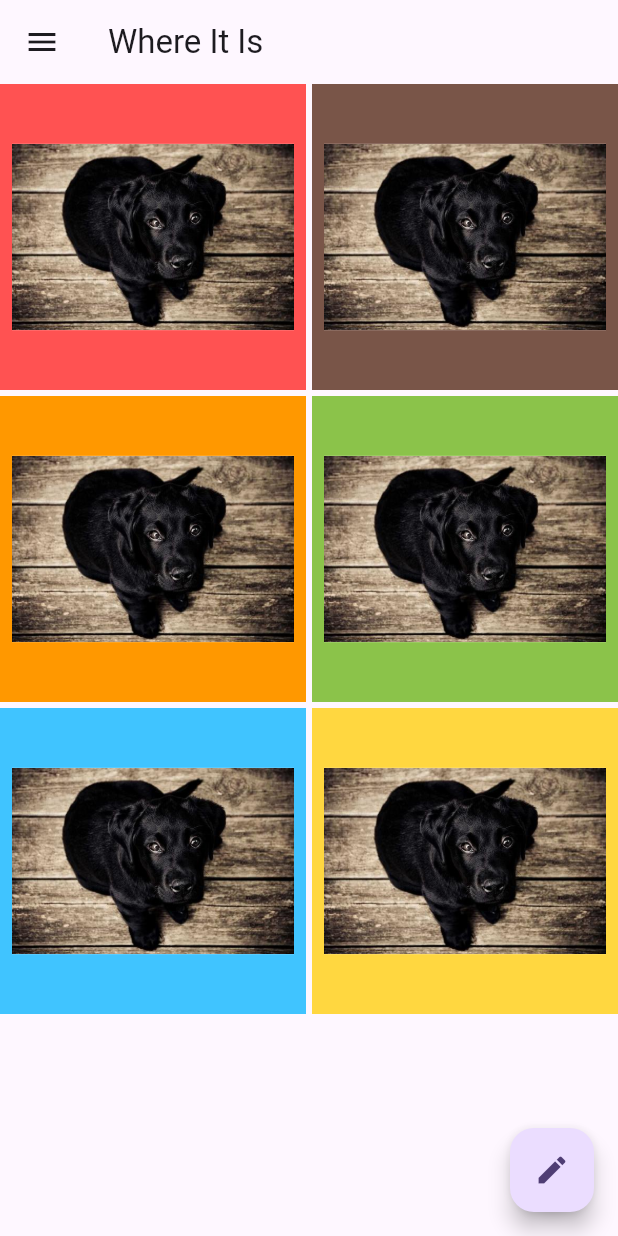
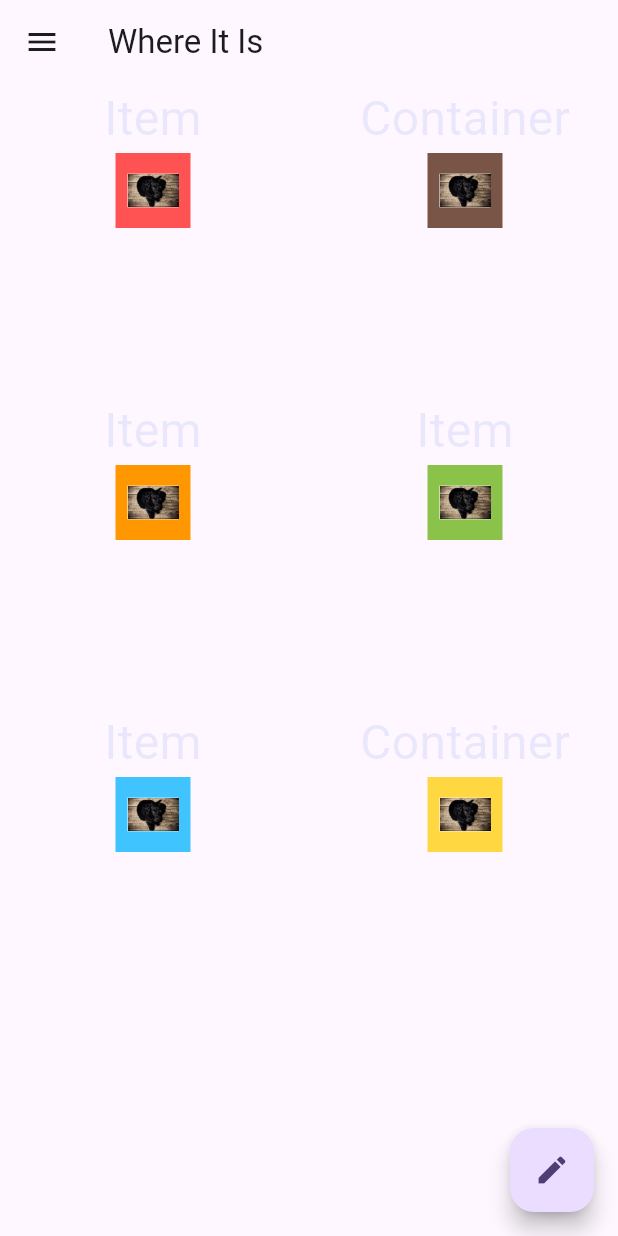
Before and after one commit to ftwr42/where_is_it_frontend, a Flutter app: the TransitionExample screen opened by its route, after a tap on "BACK", on a phone screen of 412 x 824 dp. Run offline on Flutter 3.47's test engine with Material 3 defaults, Android fonts, the phone set to English and light mode, and no system bars; our stand-ins replace hive; accounts and stored records are empty.

Commit message:
clean up the project

```diff
--- a/lib/explorer_elements/containerview/containerview.dart
+++ b/lib/elements/containerview/containerview.dart
@@ -29,7 +29,6 @@ class ContainerView extends StatelessWidget {
           ),
         ),
       );
-
   Widget itemControls() => Container(
         child: Padding(
           padding: EdgeInsets.all(16.0),
--- a/lib/explorer_start/elements_grid.dart
+++ b/lib/explorer/explorer_grid.dart
@@ -1,4 +1,5 @@
 import 'package:flutter/material.dart';
+import 'package:where_is_it/assets/styles/text.dart';
 
 import '../routing/routing.dart';
 
@@ -11,7 +12,7 @@ List<Map<String, dynamic>> elements = [
   },
   {
     'image': AssetImage('assets/images/237-536x354.jpg'),
-    'type': 'item',
+    'type': 'container',
     'name': 'Hund',
     'color': Colors.brown
   },
@@ -35,14 +36,14 @@ List<Map<String, dynamic>> elements = [
   },
   {
     'image': AssetImage('assets/images/237-536x354.jpg'),
-    'type': 'item',
+    'type': 'container',
     'name': 'Hund',
     'color': Colors.amberAccent
   },
 ];
 
-class ElementsGrid extends StatelessWidget {
-  const ElementsGrid({super.key});
+class ExplorerGrid extends StatelessWidget {
+  const ExplorerGrid({super.key});
 
   @override
   Widget build(BuildContext context) {
@@ -64,10 +65,24 @@ class ElementsGrid extends StatelessWidget {
         },
         onTap: () {
           var navigateTo = Routing.navigateTo(
-              context, Routing.EXPLORER_NEXT, Routing.DIRECTION_RIGHT);
+              context, Routing.EXPLORERVIEW, Routing.DIRECTION_RIGHT);
           Navigator.push(context, navigateTo);
         },
-        child: Container(
+        child: Column(
+          children: [
+            Container(
+              child: Center(
+                  child: (element['type'] == 'container'
+                      ? Text(
+                          "Container",
+                          style: WiiTextStyles.header1Style(),
+                        )
+                      : Text(
+                          "Item",
+                          style: WiiTextStyles.header1Style(),
+                        ))),
+            ),
+            Container(
               color: element['color'],
               width: 50,
               height: 50,
@@ -85,6 +100,8 @@ class ElementsGrid extends StatelessWidget {
                 ),
               )),
             ),
+          ],
+        ),
       );
     }, childCount: elements.length);
 
--- a/lib/startview/start_view.dart
+++ b/lib/explorer/explorer_view.dart
@@ -3,10 +3,10 @@ import 'package:where_is_it/appbar/search_appbar.dart';
 import 'package:where_is_it/drawer/drawer.dart';
 import 'package:where_is_it/fab/fab.dart';
 
-import '../explorer_start/elements_view.dart';
+import 'explorer_grid.dart';
 
-class StartView extends StatelessWidget {
-  const StartView({super.key});
+class ExplorerView extends StatelessWidget {
+  const ExplorerView({super.key});
 
   @override
   Widget build(BuildContext context) {
@@ -14,7 +14,11 @@ class StartView extends StatelessWidget {
       appBar: WiiAppBar.getBar(),
       drawer: WiiDrawer(),
       floatingActionButton: const WiiFab(),
-      body: ElementsView(),
+      body: CustomScrollView(
+        slivers: [
+          ExplorerGrid(),
+        ],
+      ),
     );
   }
 }
--- a/lib/explorer_start/elements_view.dart
+++ /dev/null
@@ -1,18 +0,0 @@
-import 'package:flutter/material.dart';
-
-import 'elements_grid.dart';
-
-class ElementsView extends StatelessWidget {
-  const ElementsView({super.key});
-
-  @override
-  Widget build(BuildContext context) {
-    return const CustomScrollView(
-      slivers: [
-        //SliverList.separated(itemBuilder: itemBuilder, separatorBuilder: separatorBuilder)
-        //SliverToBoxAdapter(child: HistoryNavigator(),),
-        ElementsGrid(),
-      ],
-    );
-  }
-}
--- a/lib/main.dart
+++ b/lib/main.dart
@@ -1,6 +1,6 @@
 import 'package:flutter/material.dart';
+import 'package:where_is_it/explorer/explorer_view.dart';
 import 'package:where_is_it/routing/routing.dart';
-import 'package:where_is_it/startview/start_view.dart';
 
 void main() {
   runApp(WiiApp());
@@ -19,7 +19,7 @@ class WiiApp extends StatelessWidget {
         colorScheme: ColorScheme.fromSeed(seedColor: Colors.deepPurple),
         useMaterial3: true,
       ),
-      home: StartView(),
+      home: ExplorerView(),
       routes: Routing.routes(context),
     );
   }
--- a/lib/routing/transition/transition_example.dart
+++ b/lib/routing/example_view/transition_example.dart
@@ -55,7 +55,7 @@ class TransitionExample extends StatelessWidget {
             child: ElevatedButton(
                 onPressed: () {
                   var navigateTo = Routing.navigateTo(
-                      context, Routing.STARTVIEW, Routing.DIRECTION_LEFT);
+                      context, Routing.EXPLORERVIEW, Routing.DIRECTION_LEFT);
                   Navigator.of(context).push(navigateTo);
                 },
                 child: Text("BACK")),
--- a/lib/routing/routing.dart
+++ b/lib/routing/routing.dart
@@ -1,41 +1,38 @@
 import 'package:flutter/material.dart';
+import 'package:where_is_it/explorer/explorer_view.dart';
 import 'package:where_is_it/loginview/login_view.dart';
-import 'package:where_is_it/startview/start_view.dart';
 
+import '../elements/containerview/containerview.dart';
+import '../elements/itemview/itemview.dart';
 import '../example/current_example.dart';
-import '../explorer_elements/containerview/containerview.dart';
-import '../explorer_elements/itemview/itemview.dart';
-import 'transition/transition_example.dart';
+import 'example_view/transition_example.dart';
 
 class Routing {
   static const String USERVIEW = "userview";
   static const String ITEMVIEW = "itemview";
   static const String CONTAINERVIEW = "containerview";
-  static const String STARTVIEW = "startview";
+  static const String EXPLORERVIEW = "startview";
   static const String LOGINVIEW = "loginview";
   static const String EXAMPLETRANSITION = "exampletransition";
   static const String CURRENTEXAMPLE = "currentexample";
   static const String CURRENTEXAMPLE2 = "currentexample2";
-  static const String EXPLORER_NEXT = "explorer_next";
-  static const String EXPLORER = "explorer_next";
 
   static const String DIRECTION_NONE = "none";
   static const String DIRECTION_TOP = "direction_top";
   static const String DIRECTION_BOT = "direction_bot";
   static const String DIRECTION_LEFT = "direction_left";
   static const String DIRECTION_RIGHT = "direction_right";
+  static const String DIRECTION_ZOOMBIG = "direction_zoom_big";
 
   static Map<String, WidgetBuilder> routes(BuildContext context) {
     return <String, WidgetBuilder>{
-      STARTVIEW: (context) => const StartView(),
+      EXPLORERVIEW: (context) => const ExplorerView(),
       ITEMVIEW: (context) => const ItemView(),
       CONTAINERVIEW: (context) => const ContainerView(),
       LOGINVIEW: (context) => const LoginView(),
       EXAMPLETRANSITION: (context) => const TransitionExample(),
       CURRENTEXAMPLE: (context) => FirstScreen(),
       CURRENTEXAMPLE2: (context) => SecondScreen(),
-      EXPLORER: (context) => SecondScreen(),
-      EXPLORER_NEXT: (context) => SecondScreen(),
     };
   }
 
@@ -127,6 +124,7 @@ class Routing {
           };
         }
         break;
+
       case DIRECTION_NONE:
       default:
         {
```
Also changed, not shown: lib/drawer/drawer.dart (+6 -2 lines), lib/explorer_next/explorer_next_view.dart (deleted, +0 -17 lines), lib/explorer_start/model.dart (deleted, +0 -15 lines), lib/routing/transition/simple_transitions.dart (deleted, +0 -60 lines), lib/elements/itemview/itemview.dart (renamed from lib/explorer_elements/itemview/itemview.dart). Lines whose indentation alone changed are shown as unchanged.
